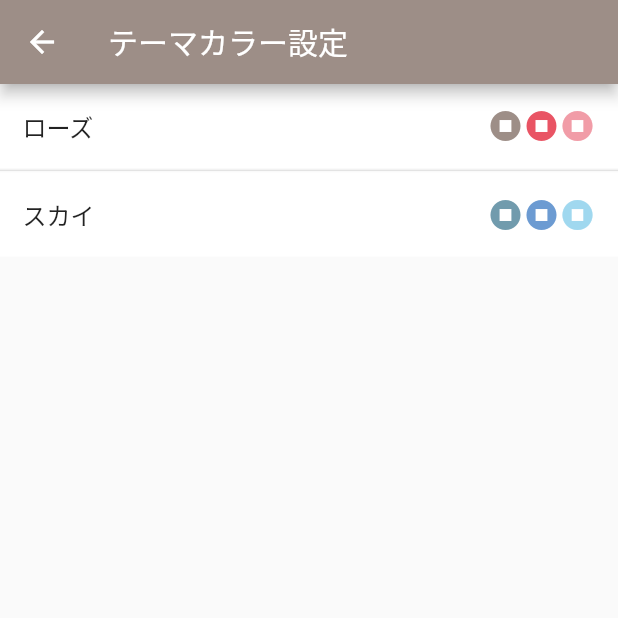
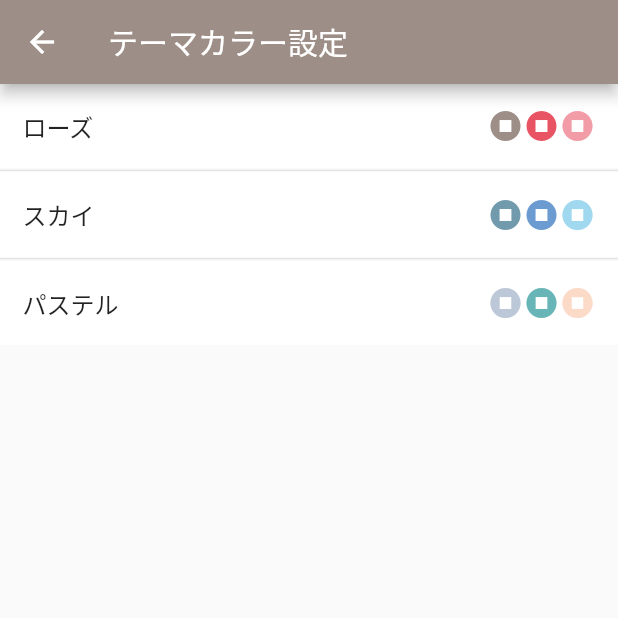
Before and after one commit to WAsub/studies, a Flutter app: the SetTheme screen opened directly, on a phone screen of 412 x 824 dp, the top half of it. Run offline on Flutter 3.47's test engine with Material 2 defaults, Android fonts, the phone set to English and light mode, and no system bars; our stand-ins replace shared_preferences, sqflite; accounts and stored records are empty.

Commit message:
テーマカラー追加。ファイル整理

```diff
--- a/tag_memo/lib/theme/color.dart
+++ b/tag_memo/lib/theme/color.dart
@@ -1,8 +1,8 @@
 import 'package:flutter/material.dart';
 
 class MyColor{
-  static List<String> themeName = ["ローズ", "スカイ"];
-  static Map<int,MaterialColor> themeColor = {0: rose, 1: sky};
+  static List<String> themeName = ["ローズ", "スカイ", "パステル"];
+  static Map<int,MaterialColor> themeColor = {0: rose, 1: sky, 2: pastel};
 
   static const int _rosePrimaryValue = 0xffe95464;
   static const MaterialColor rose = MaterialColor(
@@ -36,4 +36,20 @@ class MyColor{
       900 : Color(0xfff6bfbc),
     },
   );
+  static const int _pastelPrimaryValue = 0xff6c9bd2;
+  static const MaterialColor pastel = MaterialColor(
+    _skyPrimaryValue,
+    <int, Color>{
+      50 : Color(0xffffffff),
+      100 : Color(0xffbcc7d7),
+      200 : Color(0xff67b5b7),
+      300 : Color(0xfffbdac8),
+      400 : Color(0xfffff3b8),
+      500 : Color(0xffbee0c2),
+      600 : Color(0xffbbe2f1),
+      700 : Color(0xffd3cfd9),
+      800 : Color(0xffe0b5d3),
+      900 : Color(0xfff6bfbc),
+    },
+  );
 }
--- a/tag_memo/lib/theme/dynamic_theme.dart
+++ b/tag_memo/lib/theme/dynamic_theme.dart
@@ -44,6 +44,7 @@ class DynamicThemeState extends State<DynamicTheme> {
   static Map<ThemeType, ThemeData> themeMap = {
     ThemeType.ROSE: AppTheme.theme_rose(),
     ThemeType.SKY: AppTheme.theme_sky(),
+    ThemeType.PASTEL: AppTheme.theme_pastel(),
   };
 
   void _initVariables() {
--- a/tag_memo/lib/theme/theme_color.dart
+++ b/tag_memo/lib/theme/theme_color.dart
@@ -8,6 +8,7 @@ class ThemeColor {
   static Map<ThemeType, MaterialColor> themeMap = {
     ThemeType.ROSE: MyColor.rose,
     ThemeType.SKY: MyColor.sky,
+    ThemeType.PASTEL: MyColor.pastel,
   };
 
   static Future<MaterialColor> getThemeColor() async {
--- a/tag_memo/lib/theme/theme_type.dart
+++ b/tag_memo/lib/theme/theme_type.dart
@@ -5,14 +5,17 @@ class ThemeType {
 
   static const String _ROSE_VALUE = 'ROSE';
   static const String _SKY_VALUE = 'SKY';
+  static const String _PASTEL_VALUE = 'PASTEL';
 
   static const ThemeType ROSE = ThemeType(_ROSE_VALUE);
   static const ThemeType SKY = ThemeType(_SKY_VALUE);
+  static const ThemeType PASTEL = ThemeType(_PASTEL_VALUE);
 
   static List<ThemeType> values() {
     return [
       ThemeType.ROSE,
       ThemeType.SKY,
+      ThemeType.PASTEL,
     ];
   }
 
```
Also changed, not shown: tag_memo/lib/data/apiResults.dart (deleted, +0 -40 lines), tag_memo/lib/data/httpResponse.dart (deleted, +0 -152 lines), tag_memo/lib/theme/app_theme.dart (+9 -0 lines).
